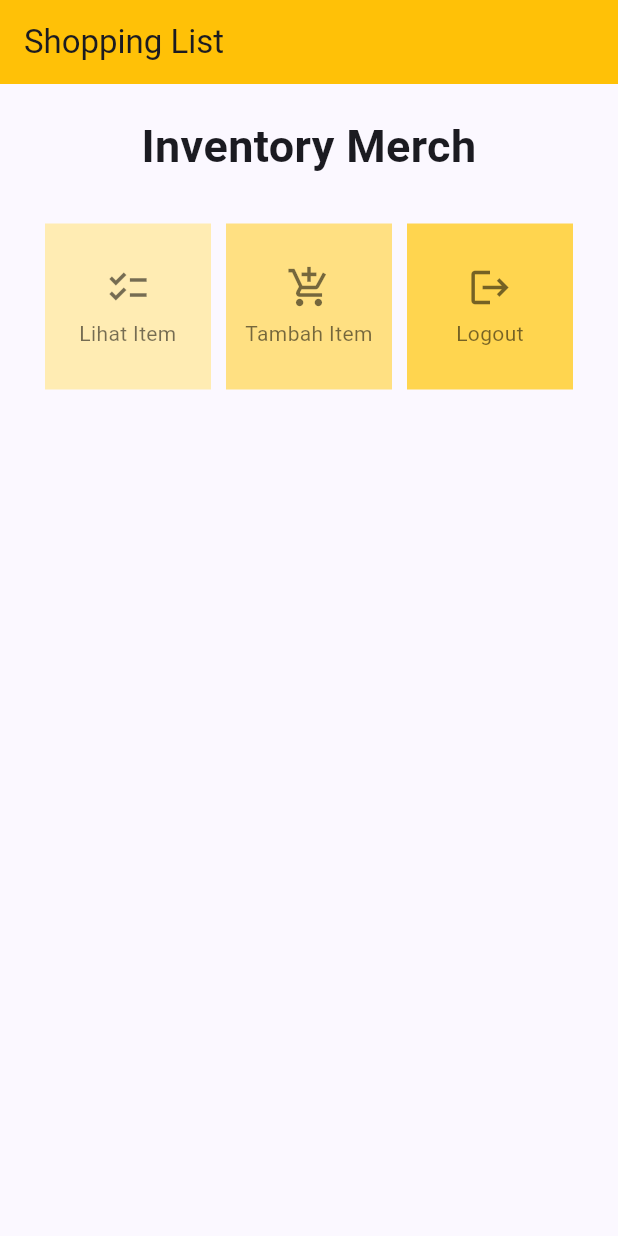
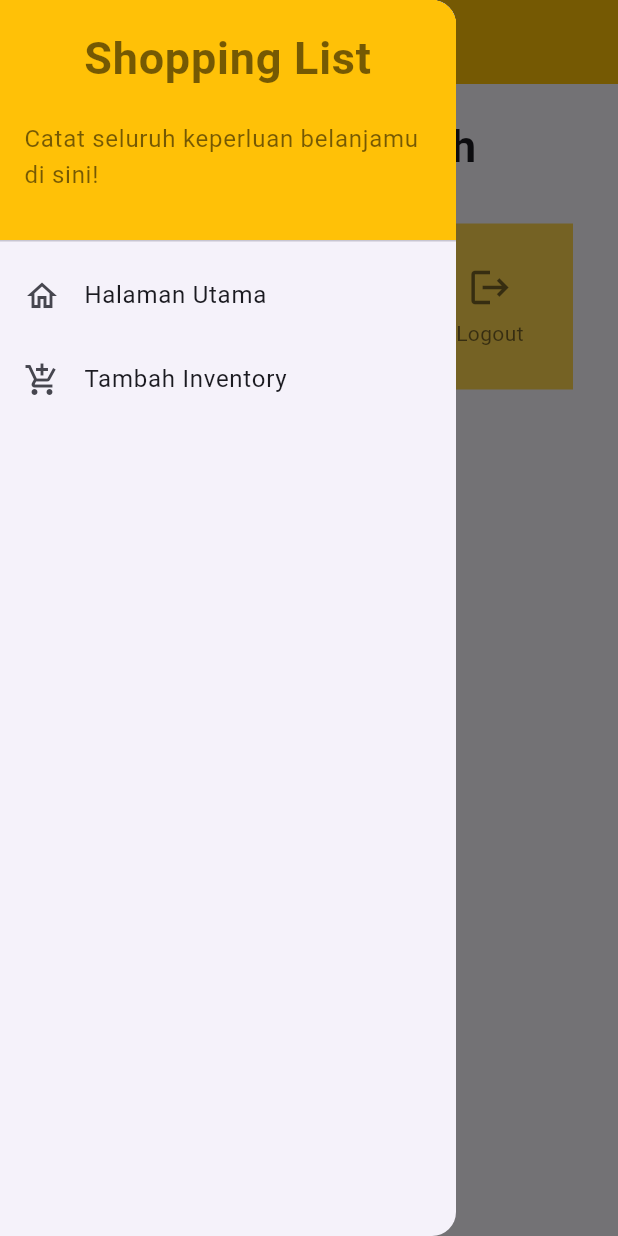
Before and after one commit to Arxeno/flutter-merch-shop, a Flutter app: the screen it shows after launch, with the side drawer open (before the commit the screen has no drawer), on a phone screen of 412 x 824 dp. Run offline on Flutter 3.47's test engine with Material 2 defaults, Android fonts, the phone set to English and light mode, and no system bars.

Commit message:
add drawer

```diff
--- a/lib/screens/menu.dart
+++ b/lib/screens/menu.dart
@@ -1,5 +1,6 @@
 import 'package:flutter/material.dart';
 import 'package:inventory_merch_flutter/widgets/inventory_card.dart';
+import 'package:inventory_merch_flutter/widgets/left_drawer.dart';
 
 class MyHomePage extends StatelessWidget {
   MyHomePage({Key? key}) : super(key: key);
@@ -29,6 +30,7 @@
         ),
         backgroundColor: Colors.amber,
       ),
+      drawer: const LeftDrawer(),
       body: SingleChildScrollView(
         // Widget wrapper yang dapat discroll
         child: Padding(
--- /dev/null
+++ b/lib/widgets/left_drawer.dart
@@ -0,0 +1,64 @@
+import 'package:flutter/material.dart';
+import 'package:inventory_merch_flutter/screens/menu.dart';
+
+class LeftDrawer extends StatelessWidget {
+  const LeftDrawer({super.key});
+
+  @override
+  Widget build(BuildContext context) {
+    return Drawer(
+      child: ListView(
+        children: [
+          const DrawerHeader(
+            decoration: BoxDecoration(
+              color: Colors.amber,
+            ),
+            child: Column(
+              children: [
+                Text(
+                  'Shopping List',
+                  textAlign: TextAlign.center,
+                  style: TextStyle(
+                    fontSize: 30,
+                    fontWeight: FontWeight.bold,
+                    color: Colors.black54,
+                  ),
+                ),
+                Padding(padding: EdgeInsets.all(10)),
+                Text(
+                  "Catat seluruh keperluan belanjamu di sini!",
+                  style: TextStyle(color: Colors.black54),
+                ),
+              ],
+            ),
+          ),
+          ListTile(
+            leading: const Icon(Icons.home_outlined),
+            title: const Text('Halaman Utama'),
+            // Bagian redirection ke MyHomePage
+            onTap: () {
+              Navigator.pushReplacement(
+                  context,
+                  MaterialPageRoute(
+                    builder: (context) => MyHomePage(),
+                  ));
+            },
+          ),
+          ListTile(
+            leading: const Icon(Icons.add_shopping_cart),
+            title: const Text('Tambah Inventory'),
+            // Bagian redirection ke InventoryFormPage
+            // onTap: () {
+            //   // setelah halaman InventoryFormPage sudah dibuat.
+            //   Navigator.push(
+            //       context,
+            //       MaterialPageRoute(
+            //         builder: (context) => InventoryFormPage(),
+            //       ));
+            // },
+          ),
+        ],
+      ),
+    );
+  }
+}
```
